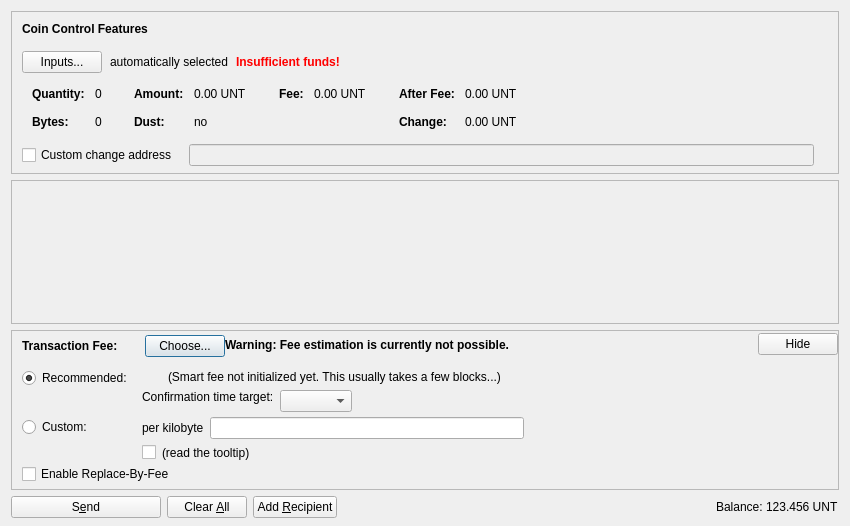
The window that src/qt/forms/sendcoinsdialog.ui (dtr-org/unit-e) describes before a commit, drawn with Qt 5.
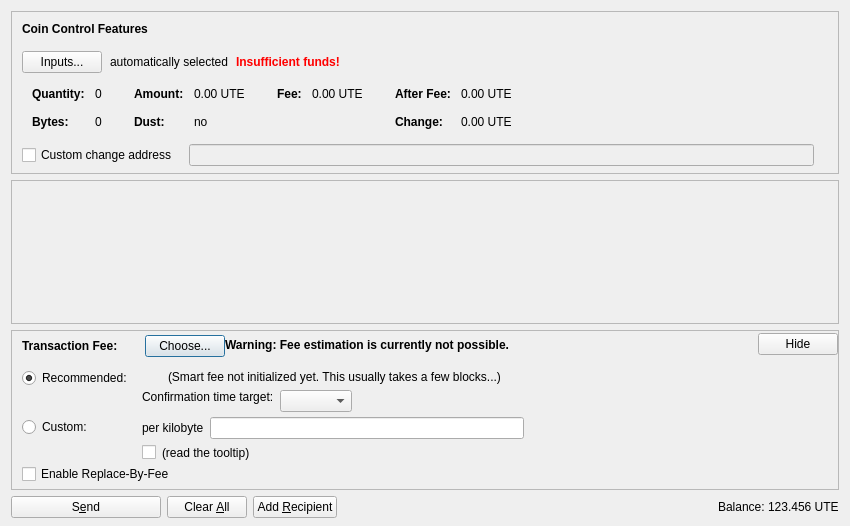
The same window after the commit. Icons and pictures are not drawn. Custom widgets are drawn as their Qt base class.

The edit to the form file:
```diff
--- a/src/qt/forms/sendcoinsdialog.ui
+++ b/src/qt/forms/sendcoinsdialog.ui
@@ -324,7 +324,7 @@
                   <enum>Qt::ActionsContextMenu</enum>
                  </property>
                  <property name="text">
-                  <string notr="true">0.00 UNT</string>
+                  <string notr="true">0.00 UTE</string>
                  </property>
                  <property name="textInteractionFlags">
                   <set>Qt::LinksAccessibleByMouse|Qt::TextSelectableByKeyboard|Qt::TextSelectableByMouse</set>
@@ -404,7 +404,7 @@
                   <enum>Qt::ActionsContextMenu</enum>
                  </property>
                  <property name="text">
-                  <string notr="true">0.00 UNT</string>
+                  <string notr="true">0.00 UTE</string>
                  </property>
                  <property name="textInteractionFlags">
                   <set>Qt::LinksAccessibleByMouse|Qt::TextSelectableByKeyboard|Qt::TextSelectableByMouse</set>
@@ -455,7 +455,7 @@
                   <enum>Qt::ActionsContextMenu</enum>
                  </property>
                  <property name="text">
-                  <string notr="true">0.00 UNT</string>
+                  <string notr="true">0.00 UTE</string>
                  </property>
                  <property name="textInteractionFlags">
                   <set>Qt::LinksAccessibleByMouse|Qt::TextSelectableByKeyboard|Qt::TextSelectableByMouse</set>
@@ -484,7 +484,7 @@
                   <enum>Qt::ActionsContextMenu</enum>
                  </property>
                  <property name="text">
-                  <string notr="true">0.00 UNT</string>
+                  <string notr="true">0.00 UTE</string>
                  </property>
                  <property name="textInteractionFlags">
                   <set>Qt::LinksAccessibleByMouse|Qt::TextSelectableByKeyboard|Qt::TextSelectableByMouse</set>
@@ -1247,7 +1247,7 @@
           <cursorShape>IBeamCursor</cursorShape>
          </property>
          <property name="text">
-          <string notr="true">123.456 UNT</string>
+          <string notr="true">123.456 UTE</string>
          </property>
          <property name="textInteractionFlags">
           <set>Qt::LinksAccessibleByMouse|Qt::TextSelectableByKeyboard|Qt::TextSelectableByMouse</set>
```
